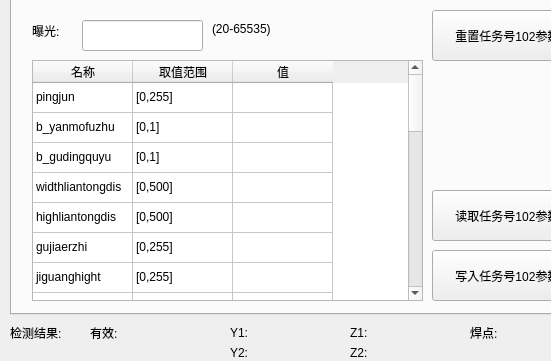
Above: qtmysunnydlg.ui from qubo188612/qtmysunny before the change; both pictures show x 0 to 551 and y 156 to 517 of the 1128 by 700 pixel window. Below: the same form after it.
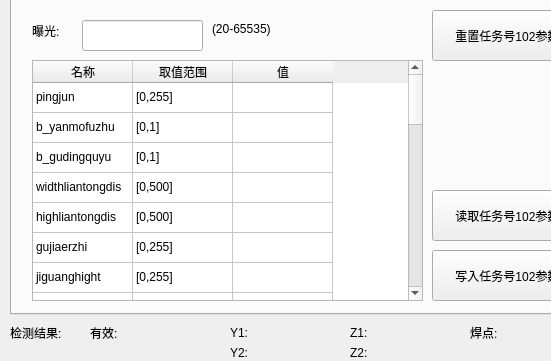
That is the form after the change. Custom widgets are drawn as their Qt base class.

Patch:
```diff
--- a/qtmysunnydlg.ui
+++ b/qtmysunnydlg.ui
@@ -1360,6 +1360,26 @@
        <string>26</string>
       </property>
      </row>
+     <row>
+      <property name="text">
+       <string>27</string>
+      </property>
+     </row>
+     <row>
+      <property name="text">
+       <string>28</string>
+      </property>
+     </row>
+     <row>
+      <property name="text">
+       <string>29</string>
+      </property>
+     </row>
+     <row>
+      <property name="text">
+       <string>30</string>
+      </property>
+     </row>
      <column>
       <property name="text">
        <string>名称</string>
@@ -1765,6 +1785,66 @@
        <string/>
       </property>
      </item>
+     <item row="26" column="0">
+      <property name="text">
+       <string>dis_center_st2</string>
+      </property>
+     </item>
+     <item row="26" column="1">
+      <property name="text">
+       <string>[0,500]</string>
+      </property>
+     </item>
+     <item row="26" column="2">
+      <property name="text">
+       <string/>
+      </property>
+     </item>
+     <item row="27" column="0">
+      <property name="text">
+       <string>dis_center_ed2</string>
+      </property>
+     </item>
+     <item row="27" column="1">
+      <property name="text">
+       <string>[0,500]</string>
+      </property>
+     </item>
+     <item row="27" column="2">
+      <property name="text">
+       <string/>
+      </property>
+     </item>
+     <item row="28" column="0">
+      <property name="text">
+       <string>dis_center_st3</string>
+      </property>
+     </item>
+     <item row="28" column="1">
+      <property name="text">
+       <string>[0,500]</string>
+      </property>
+     </item>
+     <item row="28" column="2">
+      <property name="text">
+       <string/>
+      </property>
+     </item>
+     <item row="29" column="0">
+      <property name="text">
+       <string>dis_center_ed3</string>
+      </property>
+     </item>
+     <item row="29" column="1">
+      <property name="text">
+       <string>[0,500]</string>
+      </property>
+     </item>
+     <item row="29" column="2">
+      <property name="text">
+       <string/>
+      </property>
+     </item>
     </widget>
     <widget class="QPushButton" name="initTab4Btn">
      <property name="geometry">
```
